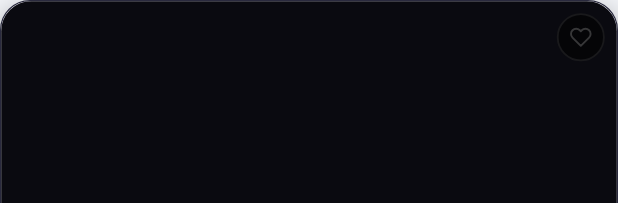
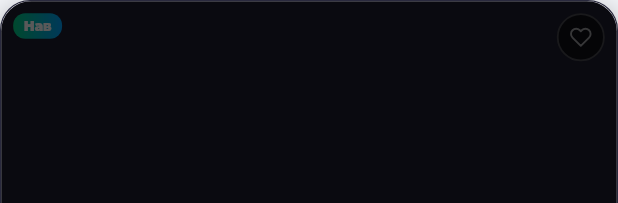
Before and after one commit to Raonsonapp/TajikShop, a Flutter app: the ProductCard widget shown alone on an empty page, opened directly with empty values, on a phone screen of 412 x 824 dp. Shown: the top 203 px of the screen. Run offline on Flutter 3.47's test engine with Material 3 defaults, Android fonts, the phone set to English and light mode, and no system bars; our stand-ins replace cached_network_image, connectivity_plus, dio, feather_icons, firebase_core, firebase_messaging and 10 more; missing offline and left inert: yandex_mobileads; accounts and stored records are empty; network calls fail.

Commit message:
feat(pro): product badges — 'Нав' (new, ≤7 days) + 'Танҳо N мондааст' low-stock urgency on cards

```diff
--- a/lib/shared/widgets/product_card.dart
+++ b/lib/shared/widgets/product_card.dart
@@ -82,6 +82,9 @@ class _ProductCardState extends ConsumerState<ProductCard>
     final p = widget.product;
     final disc = p.computedDiscount;
     final isFav = ref.watch(favoritesProvider).contains(p.id);
+    final isNew = DateTime.now().difference(p.createdAt).inDays <= 7;
+    final lowStock = p.inStock && p.stock <= 3;
+    final noLeftBadge = !p.isFlashSale && disc <= 0 && !p.isFeatured;
 
     return GestureDetector(
       onTap: () => context.push('/product/${p.id}'),
@@ -168,6 +171,17 @@ class _ProductCardState extends ConsumerState<ProductCard>
                       SizedBox(width: 2),
                       Text('TOP', style: TextStyle(color: Colors.white, fontSize: 9, fontWeight: FontWeight.w900)),
                     ]))),
+
+              // «Нав» badge (only when no other left badge, to avoid clutter)
+              if (isNew && noLeftBadge)
+                Positioned(top: 8, left: 8,
+                  child: Container(
+                    padding: const EdgeInsets.symmetric(horizontal: 7, vertical: 3),
+                    decoration: BoxDecoration(
+                      gradient: const LinearGradient(colors: [Color(0xFF00D084), Color(0xFF00A3FF)]),
+                      borderRadius: BorderRadius.circular(8)),
+                    child: const Text('Нав',
+                        style: TextStyle(color: Colors.white, fontSize: 9, fontWeight: FontWeight.w900)))),
 
               // 💚 Fav button
               Positioned(top: 8, right: 8,
@@ -258,6 +272,19 @@ class _ProductCardState extends ConsumerState<ProductCard>
                     ],
                   ]),
 
+                  // Low-stock urgency
+                  if (lowStock)
+                    Row(mainAxisSize: MainAxisSize.min, children: [
+                      const Icon(FeatherIcons.alertCircle,
+                          size: 10, color: Color(0xFFFF4B2B)),
+                      const SizedBox(width: 3),
+                      Text('Танҳо ${p.stock} мондааст',
+                          style: const TextStyle(
+                              color: Color(0xFFFF4B2B),
+                              fontSize: 9.5,
+                              fontWeight: FontWeight.w700)),
+                    ]),
+
                   // Price + cart
                   Row(
                     crossAxisAlignment: CrossAxisAlignment.center,
```
